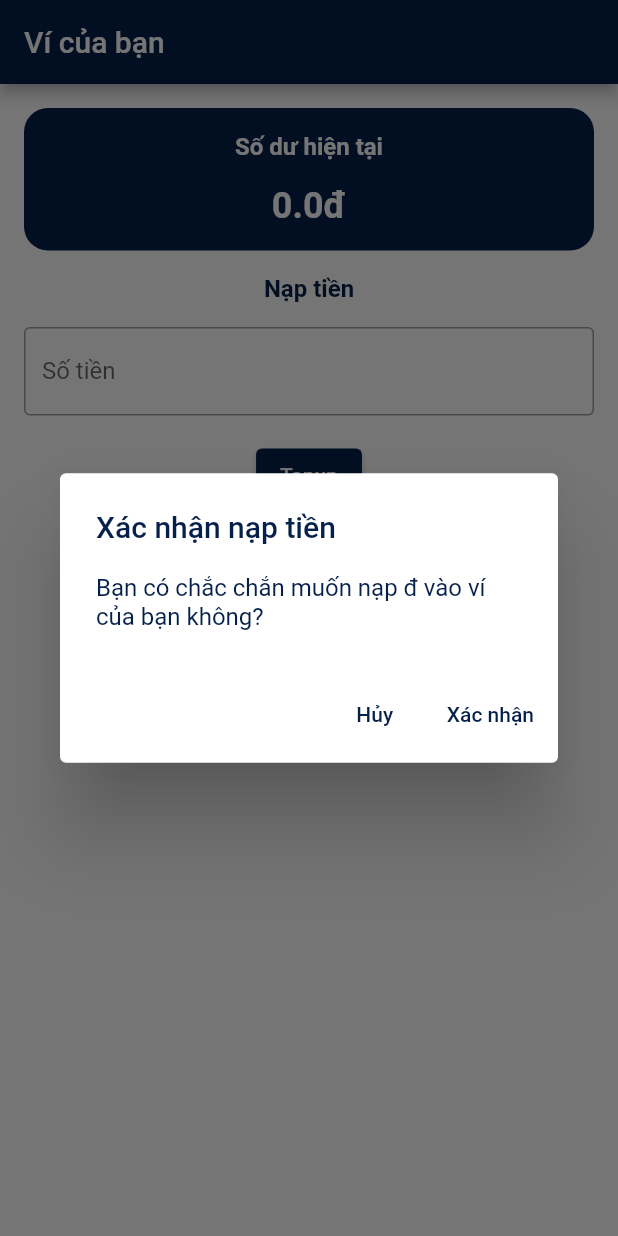
After one commit to khoabm/goshare, a Flutter app: the MoneyTopupPage screen opened by its route, after a tap on "Topup", on a phone screen of 412 x 824 dp. The commit adds this screen. Run offline on Flutter 3.47's test engine with Material 2 defaults, Android fonts, the phone set to English and light mode, and no system bars; our stand-ins replace dotted_border, firebase_core, firebase_messaging, flutter_local_notifications, flutter_riverpod, flutter_svg and 8 more; missing offline and left inert: flutter_polyline_points, signalr_core, vietmap_flutter_gl, vietmap_flutter_navigation; accounts and stored records are empty; network calls fail; project files that could hold a hidden picture were left out.

Commit message:
update code

```diff
--- a/lib/core/page_navigation.dart
+++ b/lib/core/page_navigation.dart
@@ -3,6 +3,22 @@ import 'package:go_router/go_router.dart';
 
 class SlideRightTransition extends CustomTransitionPage<void> {
   SlideRightTransition({super.key, required super.child})
+      : super(
+          transitionDuration: const Duration(milliseconds: 250),
+          transitionsBuilder: (_, animation, __, child) {
+            return SlideTransition(
+              position: Tween<Offset>(
+                begin: const Offset(-1, 0),
+                end: Offset.zero,
+              ).animate(animation),
+              child: child,
+            );
+          },
+        );
+}
+
+class SlideLeftTransition extends CustomTransitionPage<void> {
+  SlideLeftTransition({super.key, required super.child})
       : super(
           transitionDuration: const Duration(milliseconds: 250),
           transitionsBuilder: (_, animation, __, child) {
--- a/lib/features/login/repository/log_in_repository.dart
+++ b/lib/features/login/repository/log_in_repository.dart
@@ -37,8 +37,8 @@ class LoginRepository {
 
   Future<LoginResult> login(String phone, String passcode) async {
     if (phone.isEmpty || passcode.isEmpty) {
-      phone = '84327885391';
-      passcode = '270602';
+      phone = '+84363111098';
+      passcode = '123456';
     }
     print(phone);
     try {
--- /dev/null
+++ b/lib/features/menu_user/money-topup/money-topup-screen.dart
@@ -0,0 +1,175 @@
+import 'package:flutter/material.dart';
+import 'package:goshare/features/menu_user/money-topup/web-view-page.dart';
+
+import 'package:url_launcher/url_launcher.dart';
+import 'package:flutter_riverpod/flutter_riverpod.dart';
+import 'package:goshare/features/menu_user/money-topup/money-topup-controller.dart';
+import 'package:goshare/theme/pallet.dart';
+
+import 'package:goshare/providers/signalr_providers.dart';
+import 'package:signalr_core/signalr_core.dart';
+
+class MoneyTopupPage extends ConsumerStatefulWidget {
+  const MoneyTopupPage({super.key});
+
+  @override
+  ConsumerState<ConsumerStatefulWidget> createState() => _MoneyTopupPageState();
+}
+
+class _MoneyTopupPageState extends ConsumerState<MoneyTopupPage> {
+  final TextEditingController _topupAmountController = TextEditingController();
+  double currentBalance = 0.0;
+
+  @override
+  void dispose() {
+    super.dispose();
+    _topupAmountController.dispose();
+  }
+
+  void _onSubmit(WidgetRef ref) async {
+    int topupAmount = int.parse(_topupAmountController.text);
+
+    final result = await ref
+        .read(MoneyTopupControllerProvider.notifier)
+        .moneyTopup(topupAmount, context);
+    Navigator.push(
+      context,
+      MaterialPageRoute(
+        builder: (context) => WebViewPage(url: result),
+      ),
+    );
+  }
+
+  // @override
+  // void initState() {
+  //   if (!mounted) return;
+  //   WidgetsBinding.instance.addPostFrameCallback((_) async {
+  //     await initSignalR(ref);
+  //     final location = ref.watch(locationProvider);
+  //     currentLocation = await location.getCurrentLocation();
+  //     //updateMarker();
+
+  //     setState(() {});
+  //   });
+  //   super.initState();
+  // }
+
+  Future<void> initSignalR(WidgetRef ref) async {
+    try {
+      final hubConnection = await ref.watch(
+        hubConnectionProvider.future,
+      );
+
+      hubConnection.on('', (message) {
+        print("${message.toString()} DAY ROI SIGNAL R DAY ROI");
+        // _handleNotifyPassengerDriverPickUp(message);
+      });
+
+      hubConnection.onclose((exception) async {
+        print(exception.toString() + "LOI CUA SIGNALR ON CLOSE");
+        await Future.delayed(
+          const Duration(seconds: 3),
+          () async {
+            if (hubConnection.state == HubConnectionState.disconnected) {
+              await hubConnection.start();
+            }
+          },
+        );
+      });
+    } catch (e) {
+      print(e.toString());
+    }
+  }
+
+  @override
+  Widget build(BuildContext context) {
+    return Scaffold(
+      backgroundColor: Colors.white,
+      appBar: AppBar(
+        title: const Text('Ví của bạn'),
+        automaticallyImplyLeading: true,
+      ),
+      body: Container(
+        padding: const EdgeInsets.all(16.0),
+        child: Column(
+          children: [
+            Container(
+              width: double.infinity,
+              decoration: BoxDecoration(
+                borderRadius: BorderRadius.circular(16.0),
+                color: Pallete.primaryColor,
+              ),
+              child: Column(
+                children: [
+                  SizedBox(height: 16.0),
+                  const Text(
+                    'Số dư hiện tại',
+                    style: TextStyle(
+                        fontSize: 16.0,
+                        fontWeight: FontWeight.bold,
+                        color: Colors.white),
+                  ),
+                  SizedBox(height: 16.0),
+                  Text(
+                    '${currentBalance}đ',
+                    style: TextStyle(
+                        fontSize: 24.0,
+                        fontWeight: FontWeight.bold,
+                        color: Colors.white),
+                  ),
+                  SizedBox(height: 16.0),
+                ],
+              ),
+            ),
+            SizedBox(height: 16.0),
+            const Text(
+              'Nạp tiền',
+              style: TextStyle(
+                fontSize: 16.0,
+                fontWeight: FontWeight.bold,
+              ),
+            ),
+            const SizedBox(height: 16.0),
+            TextField(
+              controller: _topupAmountController,
+              decoration: const InputDecoration(
+                border: OutlineInputBorder(),
+                labelText: 'Số tiền',
+              ),
+            ),
+            const SizedBox(height: 16.0),
+            ElevatedButton(
+              onPressed: () {
+                showDialog(
+                  context: context,
+                  builder: (context) => AlertDialog(
+                    title: Text('Xác nhận nạp tiền'),
+                    content: Text(
+                        'Bạn có chắc chắn muốn nạp đ vào ví của bạn không?'),
+                    actions: [
+                      TextButton(
+                        onPressed: () => Navigator.pop(context),
+                        child: const Text('Hủy'),
+                      ),
+                      TextButton(
+                        onPressed: () {
+                          final topupAmount =
+                              double.tryParse(_topupAmountController.text) ??
+                                  0.0;
+                          _onSubmit(ref);
+                          Navigator.pop(context);
+                        },
+                        child: const Text('Xác nhận'),
+                      ),
+                    ],
+                  ),
+                );
+              },
+              child: const Text('Topup'),
+            ),
+          ],
+        ),
+      ),
+    );
+  }
+}
--- a/lib/router.dart
+++ b/lib/router.dart
@@ -16,6 +16,7 @@ import 'package:goshare/features/home/screen/home_screen.dart';
 // import 'package:goshare/features/search_trip_route/screens/search_trip_route_screen.dart';
 import 'package:goshare/features/login/screen/log_in_screen.dart';
 import 'package:goshare/features/menu_user/edit-profile/edit-profile-screen.dart';
+import 'package:goshare/features/menu_user/money-topup/money-topup-screen.dart';
 
 import 'package:goshare/features/trip/screens/car_choosing_screen.dart';
 import 'package:goshare/features/trip/screens/chat_screen.dart';
@@ -36,8 +37,7 @@ class AppRouter {
 
   GoRouter createRouter(String initialLocation) {
     return GoRouter(
-
-      initialLocation: initialLocation, //'/find-trip',
+      initialLocation: RouteConstants.loginUrl, //'/find-trip',
 
       routes: <RouteBase>[
         GoRoute(
@@ -80,7 +80,6 @@ class AppRouter {
             key: state.pageKey,
           ),
         ),
-// <<<<<<< khang-branch
         GoRoute(
           path: RouteConstants.loginUrl,
           pageBuilder: (context, state) => SlideBottomTransition(
@@ -95,7 +94,13 @@ class AppRouter {
             key: state.pageKey,
           ),
         ),
-
+        GoRoute(
+          path: RouteConstants.moneyTopupUrl,
+          pageBuilder: (context, state) => SlideLeftTransition(
+            child: const MoneyTopupPage(),
+            key: state.pageKey,
+          ),
+        ),
         GoRoute(
           name: 'connect-to-driver',
           path: RouteConstants.connectToDriverUrl,
--- a/pubspec.yaml
+++ b/pubspec.yaml
@@ -58,6 +58,9 @@ dependencies:
   shared_preferences: ^2.2.2
   dotted_border: ^2.1.0
   flutter_local_notifications: ^16.1.0
+  url_launcher: ^6.2.1
+  uni_links: ^0.5.1
+  webview_flutter: 3.0.4
 dev_dependencies:
   flutter_test:
     sdk: flutter
```
Also changed, not shown: lib/features/menu_user/menu-user-screen.dart (+6 -7 lines), lib/features/menu_user/money-topup/money-topup-controller.dart (added, +26 -0 lines), lib/features/menu_user/money-topup/money-topup-repository.dart (added, +62 -0 lines), lib/features/menu_user/money-topup/web-view-page.dart (added, +21 -0 lines), lib/intent_handling.dart (added, +8 -0 lines), lib/main.dart (+34 -0 lines), pubspec.lock, 2 other files.
